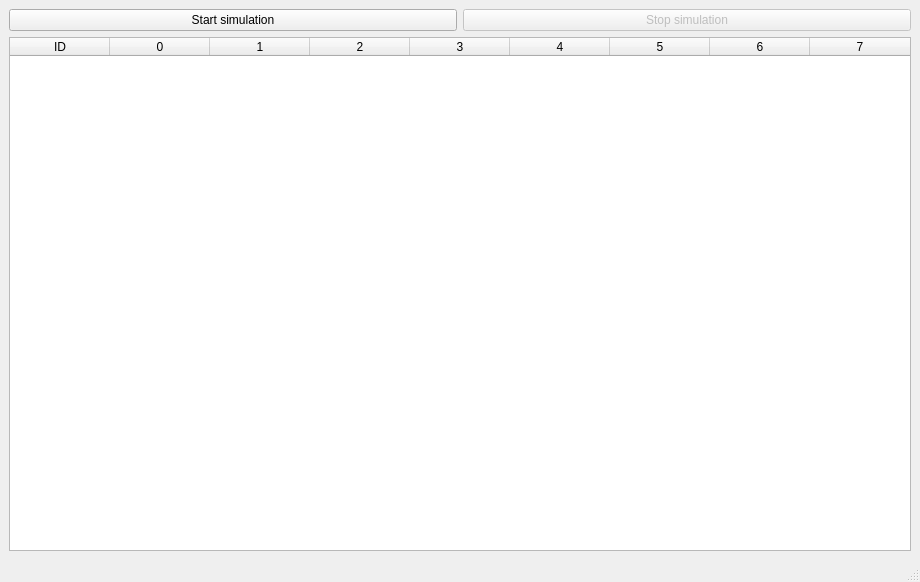
oramadn/CAN_Simulator, file xml/primaryWindow.ui: the form before one commit.
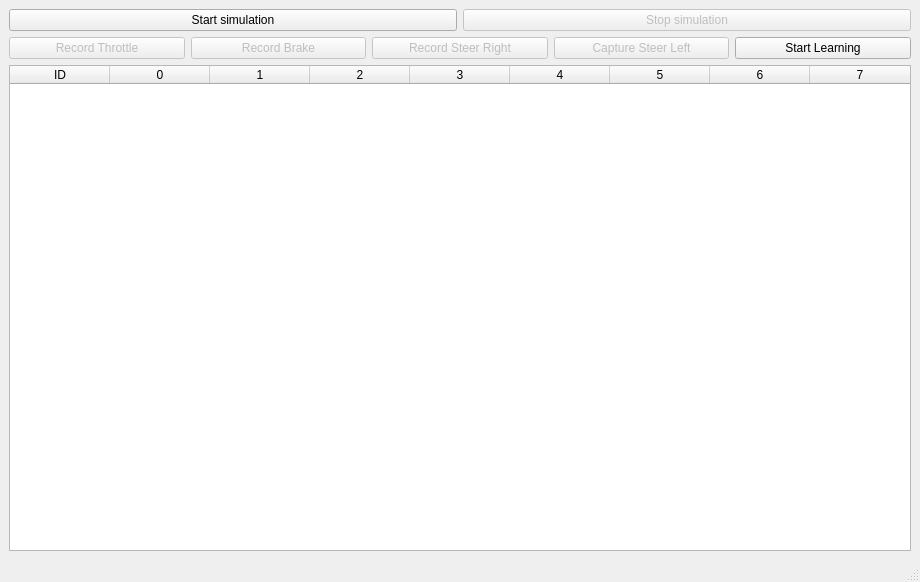
The form after the commit.

Commit message: Started with RNN implementation

The edit to the form file:
```diff
--- a/xml/primaryWindow.ui
+++ b/xml/primaryWindow.ui
@@ -46,6 +46,57 @@
       </item>
      </layout>
     </item>
+    <item>
+     <layout class="QHBoxLayout" name="horizontalLayout_4">
+      <item>
+       <widget class="QPushButton" name="captureThrottle">
+        <property name="enabled">
+         <bool>false</bool>
+        </property>
+        <property name="text">
+         <string>Record Throttle</string>
+        </property>
+       </widget>
+      </item>
+      <item>
+       <widget class="QPushButton" name="captureBrake">
+        <property name="enabled">
+         <bool>false</bool>
+        </property>
+        <property name="text">
+         <string>Record Brake</string>
+        </property>
+       </widget>
+      </item>
+      <item>
+       <widget class="QPushButton" name="captureSteerRight">
+        <property name="enabled">
+         <bool>false</bool>
+        </property>
+        <property name="text">
+         <string>Record Steer Right</string>
+        </property>
+       </widget>
+      </item>
+      <item>
+       <widget class="QPushButton" name="captureSteerLeft">
+        <property name="enabled">
+         <bool>false</bool>
+        </property>
+        <property name="text">
+         <string>Capture Steer Left</string>
+        </property>
+       </widget>
+      </item>
+      <item>
+       <widget class="QPushButton" name="startPipeline">
+        <property name="text">
+         <string>Start Learning</string>
+        </property>
+       </widget>
+      </item>
+     </layout>
+    </item>
     <item>
      <layout class="QHBoxLayout" name="horizontalLayout_2">
       <item>
```
The commit also changes 2 other files.
